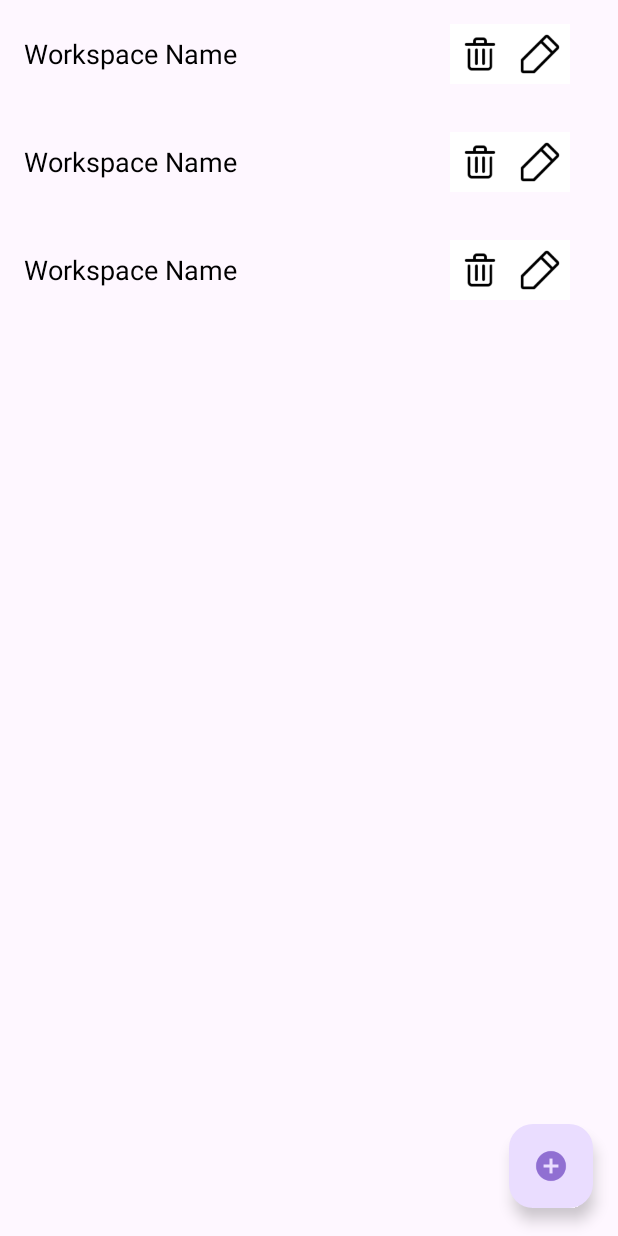
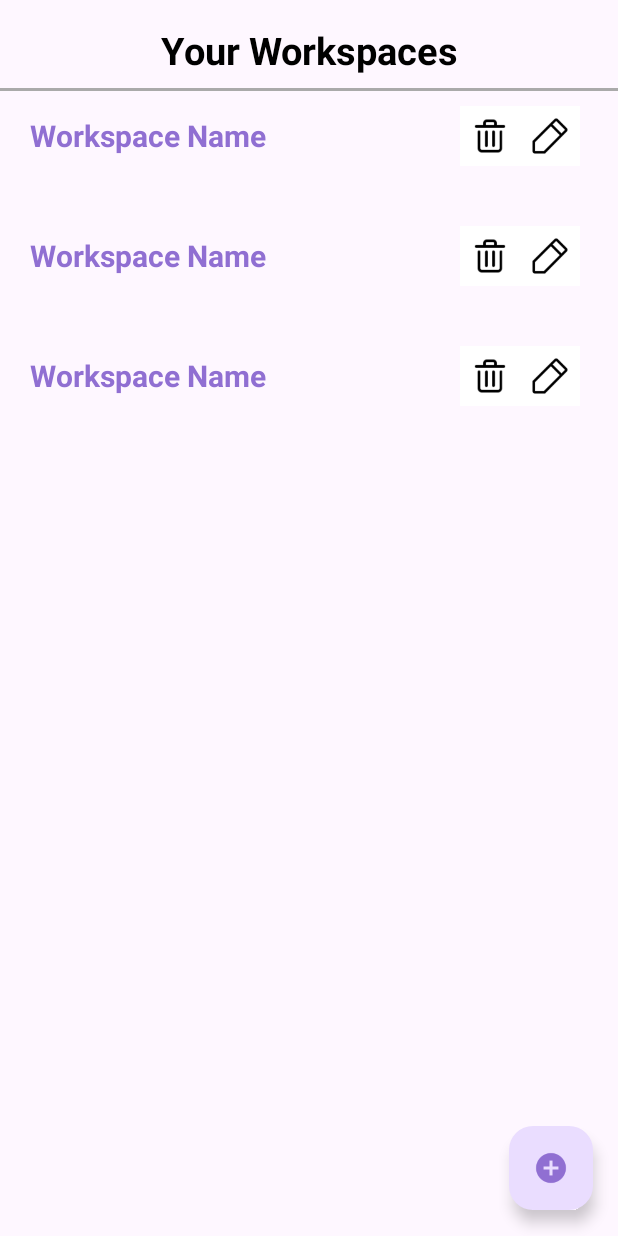
Before and after one commit to zitsav/TeamUp, an Android app: the layout activity_home.xml on its own in the app's theme, with its tools: preview values and no code run, on a phone screen of 412 x 824 dp. Run offline under Robolectric (Android 15) with nearby library versions, the phone set to English and light mode, and no system bars.

Commit message:
some ui changes

```diff
--- a/app/src/main/res/layout/activity_home.xml
+++ b/app/src/main/res/layout/activity_home.xml
@@ -6,11 +6,37 @@
     android:layout_width="match_parent"
     android:layout_height="match_parent">
 
+    <TextView
+        android:id="@+id/workspacesTitleTextView"
+        android:layout_width="0dp"
+        android:layout_height="wrap_content"
+        android:text="Your Workspaces"
+        android:textSize="25sp"
+        android:textStyle="bold"
+        android:textColor="@android:color/black"
+        android:gravity="center"
+        app:layout_constraintTop_toTopOf="parent"
+        app:layout_constraintStart_toStartOf="parent"
+        app:layout_constraintEnd_toEndOf="parent"
+        android:layout_marginTop="16dp"/>
+
+    <View
+        android:id="@+id/dividerLine"
+        app:layout_goneMarginTop="15dp"
+        android:layout_width="0dp"
+        android:layout_height="2dp"
+        android:background="@android:color/darker_gray"
+        app:layout_constraintTop_toBottomOf="@id/workspacesTitleTextView"
+        app:layout_constraintStart_toStartOf="parent"
+        app:layout_constraintEnd_toEndOf="parent"
+        android:layout_marginTop="8dp"
+        android:layout_marginBottom="8dp"/>
+
     <androidx.recyclerview.widget.RecyclerView
         android:id="@+id/recyclerView"
         android:layout_width="0dp"
         android:layout_height="0dp"
-        app:layout_constraintTop_toTopOf="parent"
+        app:layout_constraintTop_toBottomOf="@id/workspacesTitleTextView"
         app:layout_constraintBottom_toBottomOf="parent"
         app:layout_constraintStart_toStartOf="parent"
         app:layout_constraintEnd_toEndOf="parent"
--- a/app/src/main/res/layout/item_board.xml
+++ b/app/src/main/res/layout/item_board.xml
@@ -43,7 +43,8 @@
                 android:gravity="center"
                 android:padding="8dp"
                 android:text="Add Card"
-                android:textColor="@color/white"
+                android:textStyle="bold"
+                android:textColor="@color/cardview_light_background"
                 android:textSize="16sp"
                 android:visibility="visible" />
 
--- a/app/src/main/res/layout/item_workspace.xml
+++ b/app/src/main/res/layout/item_workspace.xml
@@ -2,15 +2,16 @@
 <RelativeLayout xmlns:android="http://schemas.android.com/apk/res/android"
     android:layout_width="match_parent"
     android:layout_height="wrap_content"
-    android:padding="16dp">
+    android:padding="20dp">
 
     <TextView
         android:id="@+id/workspaceNameTextView"
         android:layout_width="wrap_content"
         android:layout_height="wrap_content"
         android:text="Workspace Name"
-        android:textSize="18sp"
-        android:textColor="@android:color/black"
+        android:textStyle="bold"
+        android:textSize="20dp"
+        android:textColor="@color/button_background_color"
         android:layout_alignParentStart="true"
         android:layout_centerVertical="true"/>
 
@@ -18,20 +19,22 @@
         android:id="@+id/editWorkspaceImageView"
         android:layout_width="40dp"
         android:layout_height="40dp"
-        android:padding="5dp"
+        android:padding="6.5dp"
         android:background="@color/white"
+        android:outlineSpotShadowColor="@color/button_background_color"
         android:scaleType="fitCenter"
         android:src="@drawable/ic_edit"
         android:layout_alignParentEnd="true"
         android:layout_centerVertical="true"
-        android:layout_marginEnd="16dp"/>
+        android:layout_marginEnd="5dp"/>
 
     <ImageView
         android:id="@+id/deleteWorkspaceImageView"
         android:layout_width="40dp"
+        android:layout_height="40dp"
         android:padding="5dp"
-        android:layout_height="40dp"
         android:background="@color/white"
+        android:outlineSpotShadowColor="@color/button_background_color"
         android:scaleType="fitCenter"
         android:src="@drawable/ic_delete"
         android:layout_toStartOf="@id/editWorkspaceImageView"
--- a/app/src/main/res/layout/list_item.xml
+++ b/app/src/main/res/layout/list_item.xml
@@ -26,6 +26,8 @@
                 android:layout_weight="1"
                 android:text="List Name"
                 android:padding="10dp"
+                android:textStyle="italic"
+                android:layout_marginLeft="15dp"
                 android:imeOptions="actionDone"
                 android:inputType="text" />
 
```
Also changed, not shown: app/src/main/res/layout/activity_workspace.xml (+17 -2 lines), app/src/main/res/layout/item_card.xml (+8 -7 lines).
